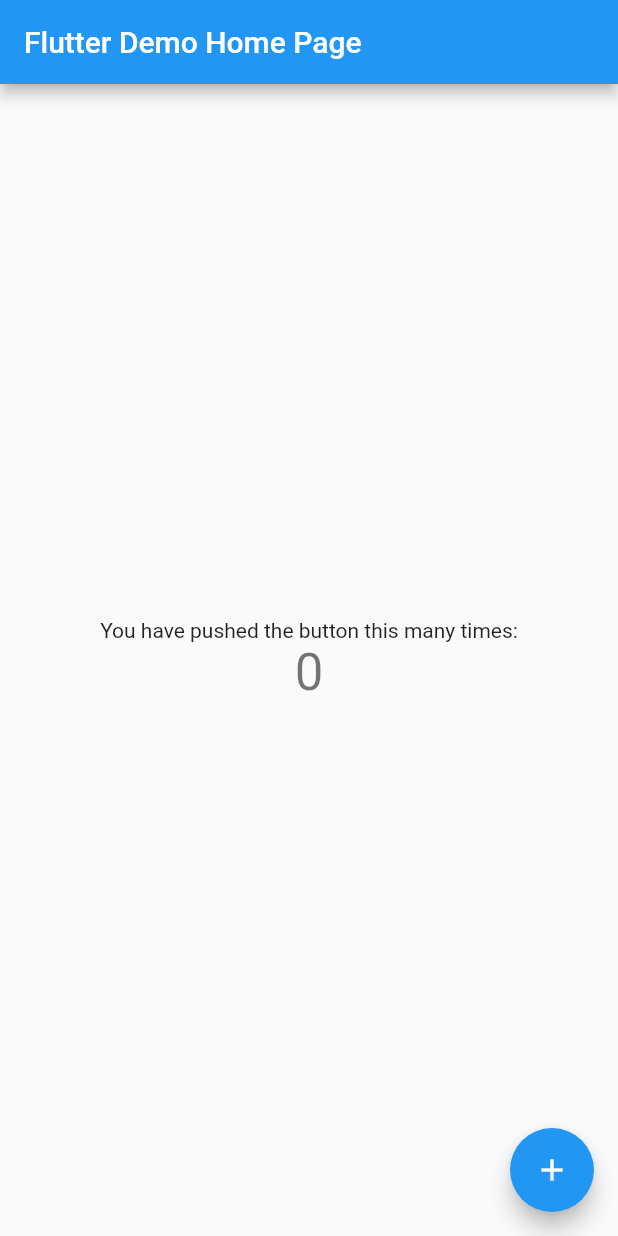
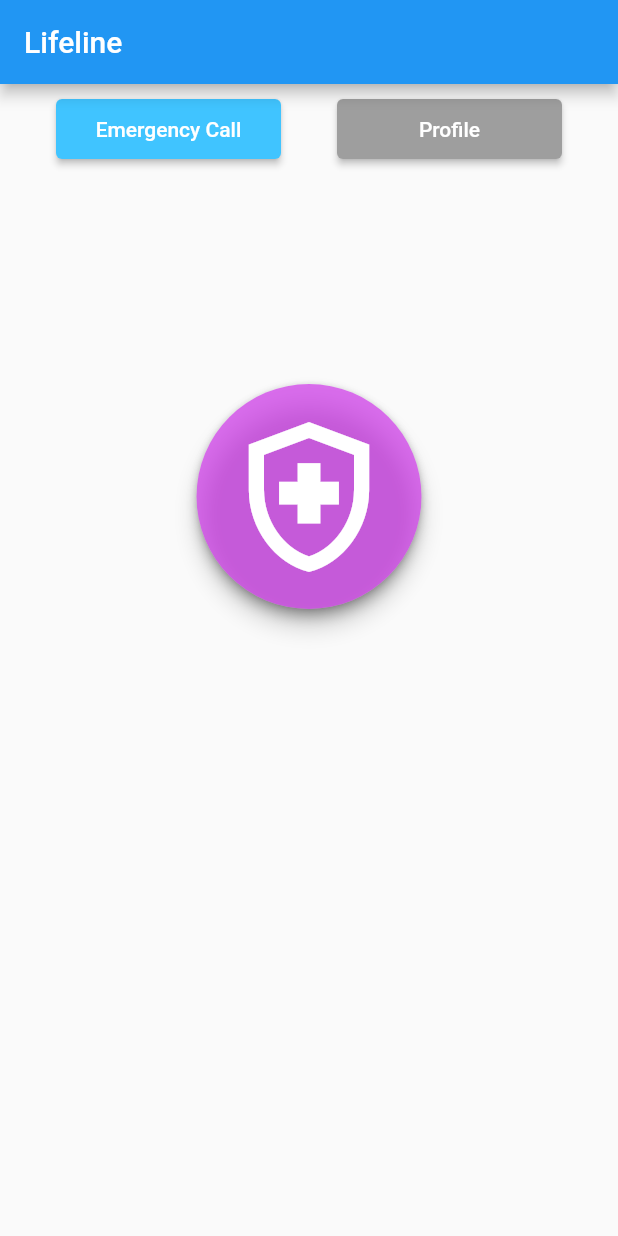
Before and after one commit to JordiEspinozaMendoza/lifeline-mobile, a Flutter app: the screen it shows after launch, on a phone screen of 412 x 824 dp. Run offline on Flutter 3.47's test engine with Material 2 defaults, Android fonts, the phone set to English and light mode, and no system bars; our stand-ins replace loading_animation_widget, location, socket_io_client; network calls fail.

Commit message:
Initial commit

```diff
--- a/lib/main.dart
+++ b/lib/main.dart
@@ -1,115 +1,39 @@
 import 'package:flutter/material.dart';
+import 'package:hackathonpaciente/providers/screen_provider.dart';
+import 'package:hackathonpaciente/screens/emergency_screen.dart';
+import 'package:hackathonpaciente/widgets/screen_selector.dart';
+import 'package:socket_io_client/socket_io_client.dart' as IO;
+import 'dart:io';
+import 'package:provider/provider.dart';
 
 void main() {
-  runApp(const MyApp());
+  runApp(
+    MultiProvider(
+      providers: [
+        ChangeNotifierProvider(
+          create: (_) => ScreensProvider(),
+          lazy: false,
+        ),
+      ],
+      child: MyApp(),
+    ),
+  );
 }
 
 class MyApp extends StatelessWidget {
-  const MyApp({Key? key}) : super(key: key);
-
-  // This widget is the root of your application.
   @override
   Widget build(BuildContext context) {
+    // IO.Socket socket = IO.io('http://192.168.100.16:5051');
+    // socket.onConnect((_) {
+    //   print('connect');
+    //   socket.emit('msg', 'test');
+    // });
+
+    // socket.onDisconnect((_) => print('disconnect'));
     return MaterialApp(
-      title: 'Flutter Demo',
-      theme: ThemeData(
-        // This is the theme of your application.
-        //
-        // Try running your application with "flutter run". You'll see the
-        // application has a blue toolbar. Then, without quitting the app, try
-        // changing the primarySwatch below to Colors.green and then invoke
-        // "hot reload" (press "r" in the console where you ran "flutter run",
-        // or simply save your changes to "hot reload" in a Flutter IDE).
-        // Notice that the counter didn't reset back to zero; the application
-        // is not restarted.
-        primarySwatch: Colors.blue,
-      ),
-      home: const MyHomePage(title: 'Flutter Demo Home Page'),
+      debugShowCheckedModeBanner: false,
+      title: 'Material App',
+      home: EmergencyScreen(),
     );
   }
 }
-
-class MyHomePage extends StatefulWidget {
-  const MyHomePage({Key? key, required this.title}) : super(key: key);
-
-  // This widget is the home page of your application. It is stateful, meaning
-  // that it has a State object (defined below) that contains fields that affect
-  // how it looks.
-
-  // This class is the configuration for the state. It holds the values (in this
-  // case the title) provided by the parent (in this case the App widget) and
-  // used by the build method of the State. Fields in a Widget subclass are
-  // always marked "final".
-
-  final String title;
-
-  @override
-  State<MyHomePage> createState() => _MyHomePageState();
-}
-
-class _MyHomePageState extends State<MyHomePage> {
-  int _counter = 0;
-
-  void _incrementCounter() {
-    setState(() {
-      // This call to setState tells the Flutter framework that something has
-      // changed in this State, which causes it to rerun the build method below
-      // so that the display can reflect the updated values. If we changed
-      // _counter without calling setState(), then the build method would not be
-      // called again, and so nothing would appear to happen.
-      _counter++;
-    });
-  }
-
-  @override
-  Widget build(BuildContext context) {
-    // This method is rerun every time setState is called, for instance as done
-    // by the _incrementCounter method above.
-    //
-    // The Flutter framework has been optimized to make rerunning build methods
-    // fast, so that you can just rebuild anything that needs updating rather
-    // than having to individually change instances of widgets.
-    return Scaffold(
-      appBar: AppBar(
-        // Here we take the value from the MyHomePage object that was created by
-        // the App.build method, and use it to set our appbar title.
-        title: Text(widget.title),
-      ),
-      body: Center(
-        // Center is a layout widget. It takes a single child and positions it
-        // in the middle of the parent.
-        child: Column(
-          // Column is also a layout widget. It takes a list of children and
-          // arranges them vertically. By default, it sizes itself to fit its
-          // children horizontally, and tries to be as tall as its parent.
-          //
-          // Invoke "debug painting" (press "p" in the console, choose the
-          // "Toggle Debug Paint" action from the Flutter Inspector in Android
-          // Studio, or the "Toggle Debug Paint" command in Visual Studio Code)
-          // to see the wireframe for each widget.
-          //
-          // Column has various properties to control how it sizes itself and
-          // how it positions its children. Here we use mainAxisAlignment to
-          // center the children vertically; the main axis here is the vertical
-          // axis because Columns are vertical (the cross axis would be
-          // horizontal).
-          mainAxisAlignment: MainAxisAlignment.center,
-          children: <Widget>[
-            const Text(
-              'You have pushed the button this many times:',
-            ),
-            Text(
-              '$_counter',
-              style: Theme.of(context).textTheme.headline4,
-            ),
-          ],
-        ),
-      ),
-      floatingActionButton: FloatingActionButton(
-        onPressed: _incrementCounter,
-        tooltip: 'Increment',
-        child: const Icon(Icons.add),
-      ), // This trailing comma makes auto-formatting nicer for build methods.
-    );
-  }
-}
--- /dev/null
+++ b/lib/providers/screen_provider.dart
@@ -0,0 +1,6 @@
+import 'package:flutter/material.dart';
+
+class ScreensProvider extends ChangeNotifier {
+  bool selectedEmergencyPage = true;
+  bool selectedProfilePage = false;
+}
--- /dev/null
+++ b/lib/screens/emergency_screen.dart
@@ -0,0 +1,180 @@
+import 'package:flutter/material.dart';
+import 'package:socket_io_client/socket_io_client.dart' as IO;
+import 'package:loading_animation_widget/loading_animation_widget.dart';
+
+import '../widgets/screen_selector.dart';
+import 'package:location/location.dart';
+
+class EmergencyScreen extends StatefulWidget {
+  EmergencyScreen({Key? key}) : super(key: key);
+
+  @override
+  State<EmergencyScreen> createState() => _EmergencyScreenState();
+}
+
+class _EmergencyScreenState extends State<EmergencyScreen> {
+  late IO.Socket socket;
+  @override
+  void initState() {
+    super.initState();
+    // connect();
+
+    connect();
+  }
+
+  void connect() {
+    // MessageModel messageModel = MessageModel(sourceId: widget.sourceChat.id.toString(),targetId: );
+    socket = IO.io("https://lifeline-socket.herokuapp.com/", <String, dynamic>{
+      "transports": ["websocket"],
+      "autoConnect": false,
+    });
+    socket.connect();
+    socket.onConnect((data) {
+      print("Connected");
+      socket.emit('user__joined');
+
+      socket.on("success__request__ambulance", (msg) {
+        print(msg);
+      });
+
+      socket.on("error__request__ambulance", (msg) {
+        print(msg);
+      });
+    });
+    print(socket.connected);
+  }
+
+  Future<void> CheckServices(
+    Location location,
+    bool _serviceEnabled,
+    PermissionStatus _permissionGranted,
+  ) async {
+    _serviceEnabled = await location.serviceEnabled();
+    if (!_serviceEnabled) {
+      _serviceEnabled = await location.requestService();
+      if (!_serviceEnabled) {
+        return;
+      }
+    }
+
+    _permissionGranted = await location.hasPermission();
+    if (_permissionGranted == PermissionStatus.denied) {
+      _permissionGranted = await location.requestPermission();
+      if (_permissionGranted != PermissionStatus.granted) {
+        return;
+      }
+
+      print(_serviceEnabled);
+      print(_permissionGranted);
+    }
+  }
+
+  Future<LocationData> RecuperarLocation(Location location) async {
+    return await location.getLocation();
+  }
+
+  @override
+  Widget build(BuildContext context) {
+    var location = Location();
+    bool _serviceEnabled = false;
+    PermissionStatus _permissionGranted = PermissionStatus.denied;
+    LocationData _locationData;
+
+    CheckServices(
+      location,
+      _serviceEnabled,
+      _permissionGranted,
+    );
+
+    return Scaffold(
+      appBar: AppBar(
+        title: Text('Lifeline'),
+      ),
+      body: Column(
+        children: [
+          ScreenSelector(),
+          SizedBox(
+            height: 150,
+          ),
+          Center(
+            child: SizedBox(
+              height: 150,
+              width: 150,
+              child: Material(
+                borderRadius: BorderRadius.circular(130),
+                color: Colors.white,
+                elevation: 3,
+                child: FloatingActionButton(
+                  backgroundColor: Color.fromARGB(175, 203, 46, 231),
+                  child: Icon(
+                    Icons.health_and_safety_outlined,
+                    size: 120,
+                  ),
+                  onPressed: () {
+                    _locationData = RecuperarLocation(location) as LocationData;
+                    print(_locationData.latitude);
+                    print(_locationData.longitude);
+
+                    socket.emit('request__ambulance', {});
+
+                    // set up the button
+
+                    // set up the AlertDialog
+                    FutureBuilder(
+                        future: RecuperarLocation(location),
+                        builder: (BuildContext context, snapshot) {
+                          if (!snapshot.hasData) {
+                            return SnackBar(
+                              content: Text(
+                                'We couldnt find your location',
+                              ),
+                            );
+                          } else {
+                            AlertDialog alert = AlertDialog(
+                              // shape: RoundedRectangleBorder(
+                              //     borderRadius: BorderRadius.circular(29)),
+                              insetPadding: EdgeInsets.symmetric(
+                                  vertical: 250, horizontal: 80),
+                              clipBehavior: Clip.antiAlias,
+                              content: Column(
+                                crossAxisAlignment: CrossAxisAlignment.center,
+                                mainAxisAlignment: MainAxisAlignment.center,
+                                children: [
+                                  SizedBox(
+                                    height: 15,
+                                  ),
+                                  Text("Loading..."),
+                                  LoadingAnimationWidget.prograssiveDots(
+                                    color: Colors.lightBlueAccent,
+                                    size: 89,
+                                  ),
+                                ],
+                              ),
+                              actions: [],
+                            );
+
+                            // show the dialog
+                            showDialog(
+                              context: context,
+                              builder: (BuildContext context) {
+                                return alert;
+                              },
+                            );
+                            setState(() {
+                              _locationData = snapshot.data as LocationData;
+                            });
+                            print(_locationData.latitude);
+                            print(_locationData.latitude);
+                            return Container();
+                          }
+                        });
+                  },
+                ),
+              ),
+            ),
+          ),
+        ],
+      ),
+    );
+  }
+}
--- /dev/null
+++ b/lib/widgets/screen_selector.dart
@@ -0,0 +1,62 @@
+import 'package:flutter/material.dart';
+import 'package:hackathonpaciente/providers/screen_provider.dart';
+import 'package:provider/provider.dart';
+
+class ScreenSelector extends StatefulWidget {
+  const ScreenSelector({Key? key}) : super(key: key);
+
+  @override
+  State<ScreenSelector> createState() => _ScreenSelectorState();
+}
+
+class _ScreenSelectorState extends State<ScreenSelector> {
+  @override
+  Widget build(BuildContext context) {
+    final ScreensProvider screensProvider =
+        Provider.of<ScreensProvider>(context, listen: false);
+    return Padding(
+      padding: const EdgeInsets.only(top: 10),
+      child: Row(
+        mainAxisAlignment: MainAxisAlignment.spaceEvenly,
+        children: [
+          SizedBox(
+            width: 150,
+            height: 40,
+            child: ElevatedButton(
+                onPressed: () {
+                  setState(() {
+                    screensProvider.selectedEmergencyPage = true;
+                    screensProvider.selectedProfilePage = false;
+                  });
+                },
+                style: ElevatedButton.styleFrom(
+                    primary: screensProvider.selectedEmergencyPage
+                        ? Colors.lightBlueAccent
+                        : Colors.grey),
+                child: const Text(
+                  'Emergency Call',
+                )),
+          ),
+          SizedBox(
+            width: 150,
+            height: 40,
+            child: ElevatedButton(
+                onPressed: () {
+                  setState(() {
+                    screensProvider.selectedEmergencyPage = false;
+                    screensProvider.selectedProfilePage = true;
+                  });
+                },
+                style: ElevatedButton.styleFrom(
+                    primary: screensProvider.selectedProfilePage
+                        ? Colors.lightBlueAccent
+                        : Colors.grey),
+                child: const Text(
+                  'Profile',
+                )),
+          ),
+        ],
+      ),
+    );
+  }
+}
```
Also changed, not shown: lib/screens/profile_screen.dart (added, +51 -0 lines), pubspec.yaml (+6 -17 lines), pubspec.lock, 2 other files.
